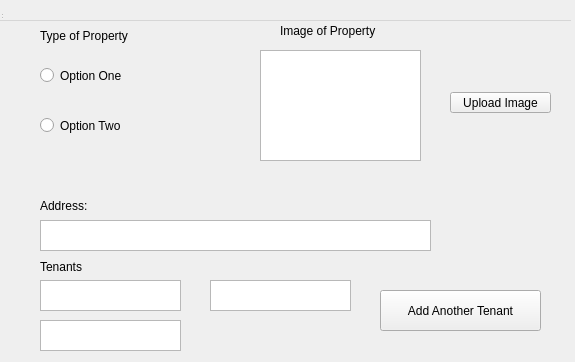
The window that creator.ui (Christopher2467/PropertyPlus) describes before a commit, drawn with Qt 5.
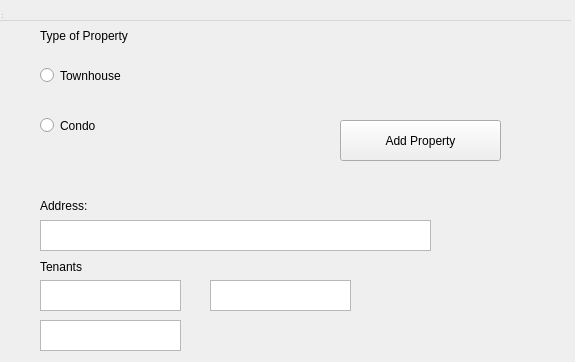
The same window after the commit.

Diff of the .ui file:
```diff
--- a/creator.ui
+++ b/creator.ui
@@ -32,7 +32,7 @@
      </rect>
     </property>
     <property name="text">
-     <string>Option One</string>
+     <string>Townhouse</string>
     </property>
    </widget>
    <widget class="QRadioButton" name="radioButtonOptionTwo">
@@ -45,17 +45,7 @@
      </rect>
     </property>
     <property name="text">
-     <string>Option Two</string>
-    </property>
-   </widget>
-   <widget class="QTextEdit" name="textEditPicture">
-    <property name="geometry">
-     <rect>
-      <x>260</x>
-      <y>50</y>
-      <width>161</width>
-      <height>111</height>
-     </rect>
+     <string>Condo</string>
     </property>
    </widget>
    <widget class="QLabel" name="labelPropertyType">
@@ -71,32 +61,6 @@
      <string>Type of Property</string>
     </property>
    </widget>
-   <widget class="QLabel" name="labelImage">
-    <property name="geometry">
-     <rect>
-      <x>280</x>
-      <y>20</y>
-      <width>101</width>
-      <height>21</height>
-     </rect>
-    </property>
-    <property name="text">
-     <string>Image of Property</string>
-    </property>
-   </widget>
-   <widget class="QPushButton" name="pushButtonImageUpload">
-    <property name="geometry">
-     <rect>
-      <x>450</x>
-      <y>92</y>
-      <width>101</width>
-      <height>21</height>
-     </rect>
-    </property>
-    <property name="text">
-     <string>Upload Image</string>
-    </property>
-   </widget>
    <widget class="QLabel" name="labelAddress">
     <property name="geometry">
      <rect>
@@ -166,14 +130,14 @@
    <widget class="QPushButton" name="pushButtonTenant">
     <property name="geometry">
      <rect>
-      <x>380</x>
-      <y>290</y>
+      <x>340</x>
+      <y>120</y>
       <width>161</width>
       <height>41</height>
      </rect>
     </property>
     <property name="text">
-     <string>Add Another Tenant</string>
+     <string>Add Property</string>
     </property>
    </widget>
    <widget class="QLabel" name="label">
```
Left out of the diff: 2 changed lines with no effect on the pictures.
